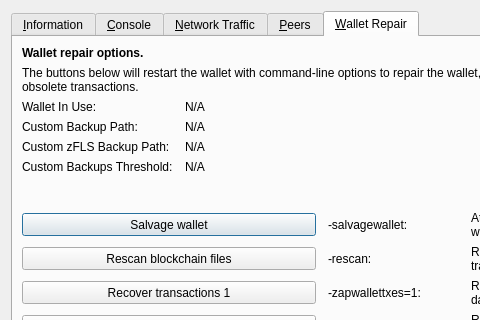
Before: the Qt Designer form src/qt/forms/rpcconsole.ui in Deviantcoin/Wallet-2021, drawn with Qt 5; both pictures show x 0 to 480 and y 0 to 320 of the 769 by 496 pixel window.
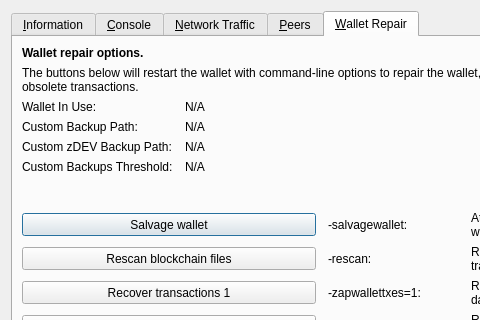
After: the same form once the commit is applied. The open tabs and pages were chosen to show the change. Icons and pictures are not drawn. Custom widgets are drawn as their Qt base class.

What changed in the file:
```diff
--- a/src/qt/forms/rpcconsole.ui
+++ b/src/qt/forms/rpcconsole.ui
@@ -1333,7 +1333,7 @@
           <bool>false</bool>
          </property>
          <property name="text">
-          <string>Custom zFLS Backup Path:</string>
+          <string>Custom zDEV Backup Path:</string>
          </property>
         </widget>
        </item>
```
